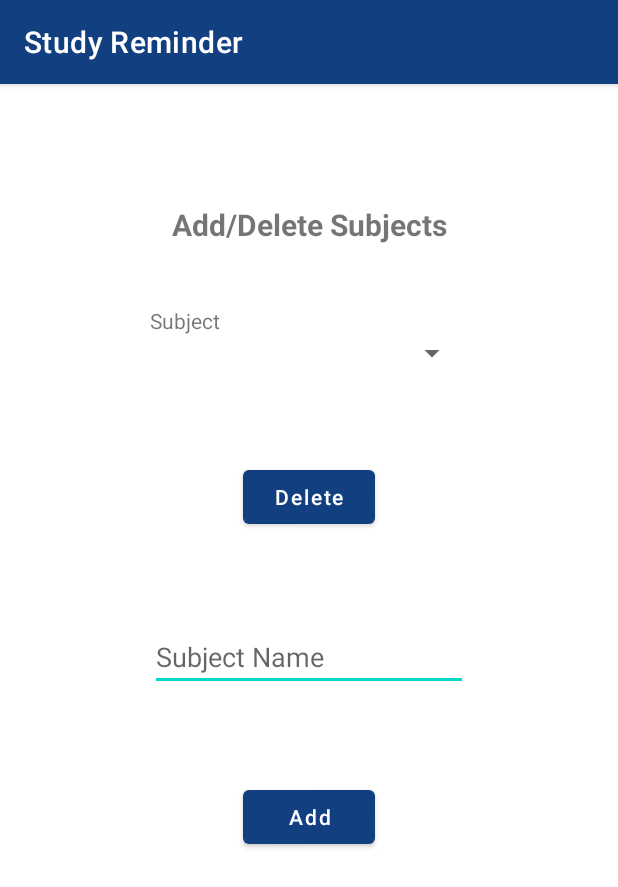
After one commit to m4rkl1n/StudyReminder, an Android app: the fragment SubjectFragment shown on its own in the app's theme, on a phone screen of 412 x 824 dp. The commit adds this screen. Shown: the top 887 px of the screen. Run offline under Robolectric (Android 15) with nearby library versions, the phone set to English and light mode, and no system bars.

Commit message:
added subject sipnner which allows you to enter subjects as spinners and also delete spinners

```diff
--- a/app/build.gradle
+++ b/app/build.gradle
@@ -35,6 +35,8 @@ dependencies {
     implementation 'com.google.android.material:material:1.3.0'
     implementation 'androidx.constraintlayout:constraintlayout:2.0.4'
     implementation 'com.google.firebase:firebase-database:19.2.1'
+    implementation 'androidx.navigation:navigation-fragment:2.3.5'
+    implementation 'androidx.navigation:navigation-ui:2.3.5'
     testImplementation 'junit:junit:4.+'
     androidTestImplementation 'androidx.test.ext:junit:1.1.2'
     androidTestImplementation 'androidx.test.espresso:espresso-core:3.3.0'
--- a/app/src/main/java/com/example/studyreminder/CustomAdapter.java
+++ b/app/src/main/java/com/example/studyreminder/CustomAdapter.java
@@ -40,7 +40,7 @@ public class CustomAdapter extends RecyclerView.Adapter<CustomAdapter.myViewHold
         View view = inflater.inflate(R.layout.to_do_list, parent, false);
         return new myViewHolder(view);
     }
-    @RequiresApi(api = Build.VERSION_CODES.M)
+//    @RequiresApi(api = Build.VERSION_CODES.M)
     @Override
     public void onBindViewHolder(@NonNull myViewHolder holder, final int position) {
         holder.taskid_txt.setText(String.valueOf(task_id.get(position)));
--- /dev/null
+++ b/app/src/main/java/com/example/studyreminder/SubjectFragment.java
@@ -0,0 +1,99 @@
+package com.example.studyreminder;
+
+import android.content.Intent;
+import android.database.Cursor;
+import android.os.Bundle;
+import android.view.LayoutInflater;
+import android.view.View;
+import android.view.ViewGroup;
+import android.widget.AdapterView;
+import android.widget.ArrayAdapter;
+import android.widget.Button;
+import android.widget.EditText;
+import android.widget.Spinner;
+import android.widget.Toast;
+
+import androidx.annotation.NonNull;
+import androidx.annotation.Nullable;
+import androidx.fragment.app.Fragment;
+import androidx.recyclerview.widget.LinearLayoutManager;
+import androidx.recyclerview.widget.RecyclerView;
+
+import com.google.android.material.button.MaterialButtonToggleGroup;
+import com.google.android.material.floatingactionbutton.FloatingActionButton;
+
+import java.util.ArrayList;
+
+public class SubjectFragment extends Fragment {
+
+    Spinner sp;
+    RecyclerView recyclerView;
+    FloatingActionButton newTaskBtn;
+    EditText addSubjectEntry;
+    Button addSubBtn, deleteBtn;
+    myDatabase myDB;
+    ArrayList<String> subjects = new ArrayList<String>();
+    ArrayAdapter<String> adapter;
+
+
+    public View onCreateView(@NonNull LayoutInflater inflater, @Nullable ViewGroup container, @Nullable Bundle savedInstanceState) {
+        View view = inflater.inflate(R.layout.fragment_message, container, false);
+        sp = view.findViewById(R.id.addSubjectSpinner);
+        addSubBtn = view.findViewById(R.id.addSubBtn);
+        addSubjectEntry = view.findViewById(R.id.addSubjectEntry);
+        deleteBtn = view.findViewById(R.id.deleteBtn);
+
+        adapter = new ArrayAdapter<String>(getActivity(), android.R.layout.simple_dropdown_item_1line, subjects);
+        sp.setAdapter(adapter);
+        sp.setOnItemSelectedListener(new AdapterView.OnItemSelectedListener() {
+
+            @Override
+            public void onItemSelected(AdapterView<?> adapterView, View view, int pos, long id) {
+                addSubjectEntry.setText(subjects.get(pos));
+            }
+
+            @Override
+            public void onNothingSelected(AdapterView<?> adapterView) {
+
+            }
+        });
+        addSubBtn.setOnClickListener(new View.OnClickListener() {
+            @Override
+            public void onClick(View view) {
+                add();
+            }
+        });
+        deleteBtn.setOnClickListener(new View.OnClickListener() {
+            @Override
+            public void onClick(View view) {
+                delete();
+            }
+        });
+
+//        return inflater.inflate(R.layout.fragment_message, container, false);
+        return view;
+    }
+
+    private void add() {
+        String subject = addSubjectEntry.getText().toString();
+        if (!subject.isEmpty() && subject.length() > 0) {
+            adapter.add(subject);
+            adapter.notifyDataSetChanged();
+            addSubjectEntry.setText("");
+            Toast.makeText(getActivity(), "Added", Toast.LENGTH_SHORT).show();
+        } else {
+            Toast.makeText(getActivity(), "Nothing to add!", Toast.LENGTH_SHORT).show();
+        }
+    }
+
+    private void delete() {
+        int pos = sp.getSelectedItemPosition();
+        if (pos > -1) {
+            adapter.remove(subjects.get(pos));
+            adapter.notifyDataSetChanged();
+            Toast.makeText(getActivity(), "Deleted", Toast.LENGTH_SHORT).show();
+        } else {
+            Toast.makeText(getActivity(), "Nothing to delete!", Toast.LENGTH_SHORT).show();
+        }
+    }
+}
--- a/app/src/main/res/layout/fragment_message.xml
+++ b/app/src/main/res/layout/fragment_message.xml
@@ -1,21 +1,83 @@
-<?xml version="1.0" encoding="utf-8"?>
 <androidx.constraintlayout.widget.ConstraintLayout
     xmlns:android="http://schemas.android.com/apk/res/android"
+    xmlns:app="http://schemas.android.com/apk/res-auto"
     xmlns:tools="http://schemas.android.com/tools"
     android:layout_width="match_parent"
     android:layout_height="match_parent">
+
 
     <TextView
         android:id="@+id/textView"
         android:layout_width="wrap_content"
         android:layout_height="wrap_content"
-        android:text="TextView"
-        tools:layout_editor_absoluteX="168dp"
-        tools:layout_editor_absoluteY="109dp" />
+        android:layout_marginTop="80dp"
+        android:text="Add/Delete Subjects"
+        android:textSize="20dp"
+        android:textStyle="bold"
+        app:layout_constraintEnd_toEndOf="parent"
+        app:layout_constraintStart_toStartOf="parent"
+        app:layout_constraintTop_toTopOf="parent" />
 
-    <androidx.recyclerview.widget.RecyclerView
+    <Spinner
+        android:id="@+id/addSubjectSpinner"
         android:layout_width="match_parent"
-        android:layout_height="match_parent"
-        tools:layout_editor_absoluteX="160dp"
-        tools:layout_editor_absoluteY="159dp" />
+        android:layout_height="wrap_content"
+        android:layout_marginStart="100dp"
+        android:layout_marginTop="60dp"
+        android:layout_marginEnd="100dp"
+        app:layout_constraintEnd_toEndOf="parent"
+        app:layout_constraintStart_toStartOf="parent"
+        app:layout_constraintTop_toBottomOf="@+id/textView" />
+
+    <EditText
+        android:id="@+id/addSubjectEntry"
+        android:layout_width="match_parent"
+        android:layout_height="wrap_content"
+        android:layout_marginStart="100dp"
+        android:layout_marginTop="60dp"
+        android:layout_marginEnd="100dp"
+        android:hint="Subject Name"
+        app:layout_constraintEnd_toEndOf="parent"
+        app:layout_constraintHorizontal_bias="0.0"
+        app:layout_constraintStart_toStartOf="parent"
+        app:layout_constraintTop_toBottomOf="@+id/deleteBtn" />
+
+<!--    <view-->
+<!--        android:id="@+id/view"-->
+<!--        android:layout_width="match_parent"-->
+<!--        android:layout_height="1dp"-->
+<!--        android:layout_marginTop="60dp"-->
+<!--        app:layout_constraintTop_toBottomOf="@+id/deleteBtn"-->
+<!--        tools:layout_editor_absoluteX="0dp" />-->
+
+    <Button
+        android:id="@+id/addSubBtn"
+        android:layout_width="wrap_content"
+        android:layout_height="wrap_content"
+        android:layout_marginTop="60dp"
+        android:text="@string/add"
+        app:layout_constraintEnd_toEndOf="parent"
+        app:layout_constraintStart_toStartOf="parent"
+        app:layout_constraintTop_toBottomOf="@+id/addSubjectEntry"
+        android:textAllCaps="false"/>
+
+    <TextView
+        android:id="@+id/textView2"
+        android:layout_width="wrap_content"
+        android:layout_height="wrap_content"
+        android:text="@string/Subject"
+        app:layout_constraintBottom_toTopOf="@+id/addSubjectSpinner"
+        app:layout_constraintStart_toStartOf="@+id/addSubjectSpinner" />
+
+    <Button
+        android:id="@+id/deleteBtn"
+        android:layout_width="wrap_content"
+        android:layout_height="wrap_content"
+        android:layout_marginTop="60dp"
+        android:text="Delete"
+        app:layout_constraintEnd_toEndOf="parent"
+        app:layout_constraintStart_toStartOf="parent"
+        app:layout_constraintTop_toBottomOf="@+id/addSubjectSpinner"
+        android:textAllCaps="false"/>
+
 </androidx.constraintlayout.widget.ConstraintLayout>
```
Also changed, not shown: app/src/main/java/com/example/studyreminder/MainActivity.java (+50 -44 lines), app/src/main/java/com/example/studyreminder/TaskFragment.java (added, +68 -0 lines), app/src/main/res/layout/activity_main.xml (+2 -70 lines), app/src/main/res/layout/fragment_tasks.xml (added, +37 -0 lines), app/src/main/res/navigation/nav_graph.xml (added, +10 -0 lines).
